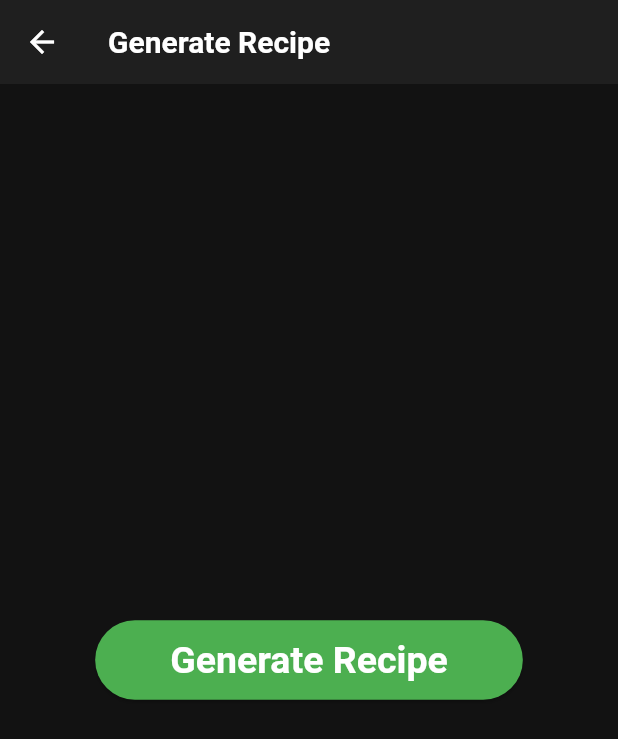
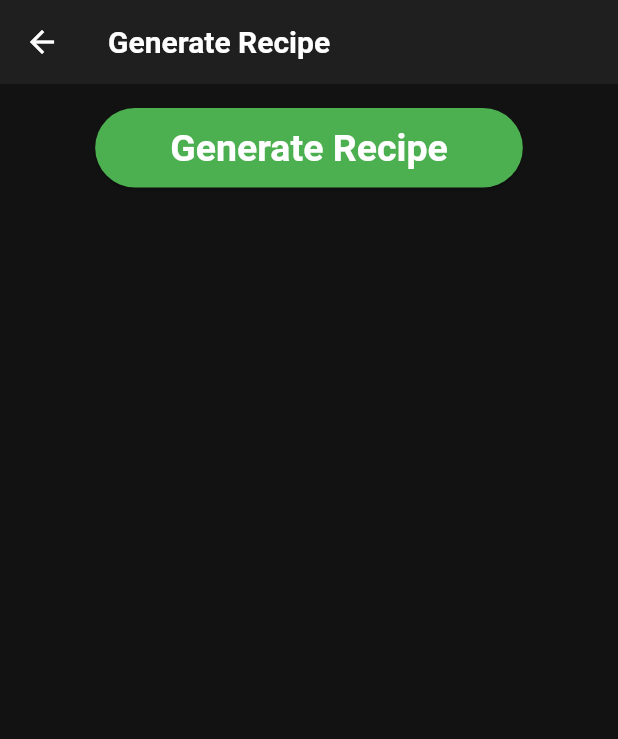
Before and after one commit to mathiasfri/MealGuider_Frontend, a Flutter app: the RecipeGenerationPage screen opened directly, on a phone screen of 412 x 824 dp. Shown: the top 739 px of the screen. Run offline on Flutter 3.47's test engine with Material 3 defaults, Android fonts, the light colour scheme and no system bars; our stand-ins replace flutter_secure_storage; missing offline and left inert: oauth2_client; accounts and stored records are empty; network calls fail.

Commit message:
some ui changes

```diff
--- a/lib/functionality/recipes/pages/recipe_generation_page.dart
+++ b/lib/functionality/recipes/pages/recipe_generation_page.dart
@@ -1,8 +1,11 @@
 import 'package:flutter/material.dart';
 import 'package:flutter_secure_storage/flutter_secure_storage.dart';
 import 'package:mealguider/functionality/recipes/model/recipe.dart';
+import 'package:mealguider/functionality/recipes/pages/recipe_detailed_page.dart';
+import 'package:mealguider/functionality/recipes/pages/recipe_list_page.dart';
 import 'package:mealguider/functionality/recipes/service/recipe_service.dart';
 import 'package:mealguider/functionality/user/service/user_service.dart';
+import 'package:mealguider/navigation/pages/home_screen.dart';
 
 class RecipeGenerationPage extends StatefulWidget {
   const RecipeGenerationPage({super.key});
@@ -87,6 +90,8 @@ class _RecipeGenerationPageState extends State<RecipeGenerationPage> {
         ScaffoldMessenger.of(context).showSnackBar(
           SnackBar(content: Text("Recipe saved successfully!")),
         );
+        Navigator.of(context)
+            .push(MaterialPageRoute(builder: (context) => HomeScreen()));
       } else {
         ScaffoldMessenger.of(context).showSnackBar(
           SnackBar(content: Text("Failed to save recipe")),
@@ -103,6 +108,7 @@ class _RecipeGenerationPageState extends State<RecipeGenerationPage> {
       ),
       body: Padding(
         padding: const EdgeInsets.all(16.0),
+        child: SingleChildScrollView(
           child: Center(
               child: isLoading
                   ? const CircularProgressIndicator()
@@ -118,16 +124,17 @@ class _RecipeGenerationPageState extends State<RecipeGenerationPage> {
                                 style: TextStyle(
                                     fontSize: 20, fontWeight: FontWeight.bold)),
                             const SizedBox(height: 10),
-                          Text("Description:\n${generatedRecipe!.description}"),
-                          const SizedBox(height: 10),
-                          Text(
-                              "Ingredients:\n${generatedRecipe!.ingredients.join("\n")}"),
-                          const SizedBox(height: 10),
                             Text("Category: ${generatedRecipe!.category}"),
                             const SizedBox(height: 10),
                             Text("Difficulty: ${generatedRecipe!.difficulty}"),
                             const SizedBox(height: 10),
                             Text("Time: ${generatedRecipe!.time} minutes"),
+                            const SizedBox(height: 10),
+                            Text(
+                                "Description:\n${generatedRecipe!.description}"),
+                            const SizedBox(height: 10),
+                            Text(
+                                "Ingredients:\n${generatedRecipe!.ingredients.join("\n")}"),
                             const SizedBox(height: 10),
                             Text("Nutrition Information:"),
                             Text(
@@ -137,7 +144,8 @@ class _RecipeGenerationPageState extends State<RecipeGenerationPage> {
                             Text(
                                 "- Protein: ${generatedRecipe!.nutrition.protein}g"),
                             Text("- Fat: ${generatedRecipe!.nutrition.fat}g"),
-                          Text("- Carbs: ${generatedRecipe!.nutrition.carbs}g"),
+                            Text(
+                                "- Carbs: ${generatedRecipe!.nutrition.carbs}g"),
                             const SizedBox(height: 20),
                             Center(
                               child: ElevatedButton(
@@ -148,6 +156,7 @@ class _RecipeGenerationPageState extends State<RecipeGenerationPage> {
                           ],
                         )),
         ),
+      ),
     );
   }
 }
--- a/lib/functionality/recipes/service/recipe_service.dart
+++ b/lib/functionality/recipes/service/recipe_service.dart
@@ -10,7 +10,7 @@ class RecipeService {
   Future<Recipe> generateRecipe(UserSettings userSettings) async {
     final response = await http.post(
       Uri.parse('$API_URL/recipe/generate'),
-      headers: {"Content-Type": "application/json, charset=utf-8"},
+      headers: {"Content-Type": "application/json; charset=utf-8"},
       body: json.encode(userSettings.toJson()),
     );
 
@@ -26,7 +26,7 @@ class RecipeService {
   Future<bool> saveRecipe(Recipe recipe, var userId) async {
     final response = await http.post(
       Uri.parse('$API_URL/recipe/save/$userId'),
-      headers: {"Content-Type": "application/json, charset=utf-8"},
+      headers: {"Content-Type": "application/json; charset=utf-8"},
       body: json.encode(recipe.toJson()),
     );
 
```
Lines whose indentation alone changed are shown as unchanged.
